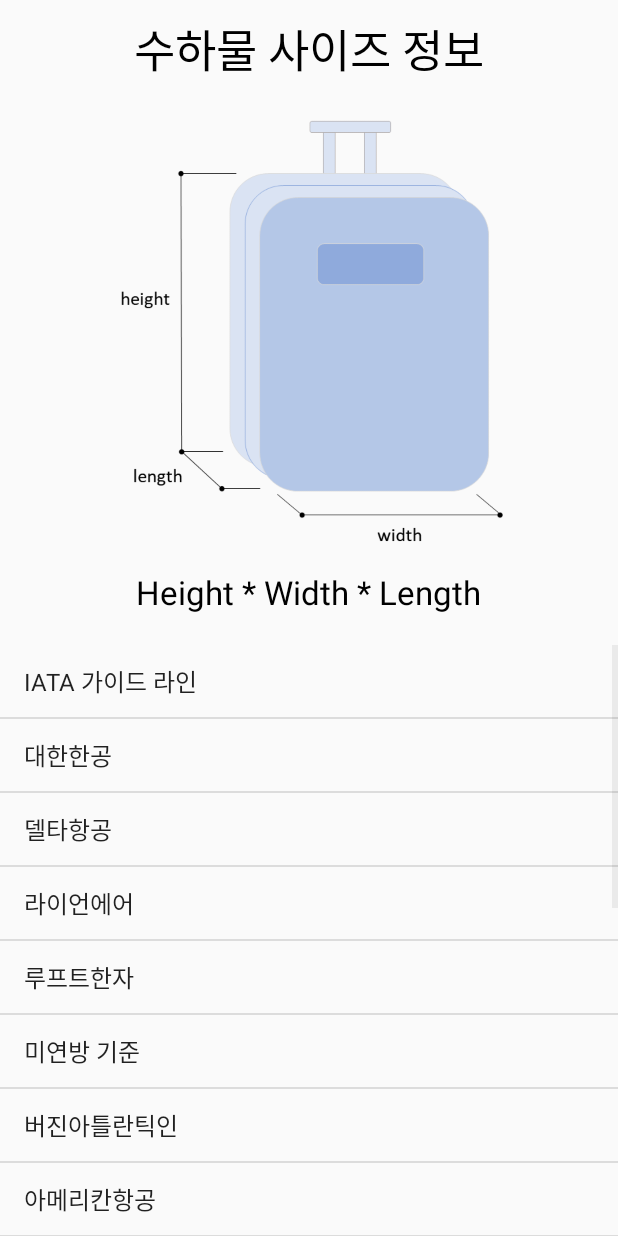
After one commit to SerpentScrew/arTeam2, an Android app: the SettingActivity screen opened directly, with no data from a screen before it, on a phone screen of 412 x 824 dp. The commit adds this screen. Run offline under Robolectric (Android 15) with nearby library versions, the phone set to English and light mode, and no system bars.

Commit message:
결과창 및 설정 창 추가

```diff
--- a/app/build.gradle
+++ b/app/build.gradle
@@ -32,5 +32,7 @@ dependencies {
     androidTestImplementation 'androidx.test.espresso:espresso-core:3.2.0'
     implementation 'com.google.ar:core:1.18.0'
     implementation files('libs/FSReq.jar')
+    implementation 'androidx.preference:preference:1.0.0'
+    implementation 'androidx.preference:preference:1.1.0-alpha01'
 
 }
--- /dev/null
+++ b/app/src/main/java/com/example/arteam2/Activity/SettingActivity.java
@@ -0,0 +1,112 @@
+package com.example.arteam2.Activity;
+
+import android.content.Intent;
+import android.os.Bundle;
+import android.view.View;
+import android.widget.AdapterView;
+import android.widget.ArrayAdapter;
+import android.widget.ListView;
+
+import androidx.appcompat.app.AppCompatActivity;
+
+import com.example.arteam2.R;
+
+
+import java.util.ArrayList;
+import java.util.TreeMap;
+
+
+public class SettingActivity extends AppCompatActivity implements AdapterView.OnItemClickListener{
+    ListView lv;
+    ArrayAdapter<String> myAdapter;
+    TreeMap<String,float[]> standard = new TreeMap<String, float[]>();
+    ArrayList<String> items = new ArrayList<String>();
+
+
+    protected void onCreate(Bundle savedInstanceState) {
+        super.onCreate(savedInstanceState);
+        setContentView(R.layout.dialog_settings);
+
+        //세상에 이게 뭐야
+        float[] temp = new float[3];
+        temp[0] = 55.0f; temp[1] = 40.0f; temp[2] = 20.0f;
+        standard.put("아시아나항공",temp);
+        standard.put("대한한공",temp);
+
+        temp = new float[3];
+        temp[0] = 56.0f; temp[1] = 45.0f; temp[2] = 25.0f;
+        standard.put("IATA 가이드 라인",temp);
+        standard.put("영국항공",temp);
+        standard.put("이지제트",temp);
+
+        temp = new float[3];
+        temp[0] = 56.0f; temp[1] = 45.0f; temp[2] = 25.0f;
+        standard.put("라이언에어",temp);
+        standard.put("토마스쿡",temp);
+
+        temp = new float[3];
+        temp[0] = 56.0f; temp[1] = 36.0f; temp[2] = 23.0f;
+        standard.put("버진아틀란틱인",temp);
+        standard.put("아메리칸항공",temp);
+
+        temp = new float[3];
+        temp[0] = 56.0f; temp[1] = 40.0f; temp[2] = 23.0f;
+        standard.put("루프트한자",temp);
+
+        temp = new float[3];
+        temp[0] = 56.0f; temp[1] = 35.0f; temp[2] = 22.0f;
+        standard.put("유나이티드항공",temp);
+
+        temp = new float[3];
+        temp[0] = 56.0f; temp[1] = 35.0f; temp[2] = 23.0f;
+        standard.put("델타항공",temp);
+
+        temp = new float[3];
+        temp[0] = 55.0f; temp[1] = 35.0f; temp[2] = 25.0f;
+        standard.put("에어프랑스",temp);
+
+        temp = new float[3];
+        temp[0] = 55.0f; temp[1] = 38.0f; temp[2] = 20.0f;
+        standard.put("에미레이트",temp);
+
+        temp = new float[3];
+        temp[0] = 42.0f; temp[1] = 32.0f; temp[2] = 25.0f;
+        standard.put("위즈에어",temp);
+
+        temp = new float[3];
+        temp[0] = 55.0f; temp[1] = 40.0f; temp[2] = 23.0f;
+        standard.put("저먼윙스",temp);
+        standard.put("플라이비",temp);
+
+        temp = new float[3];
+        temp[0] = 55.8f; temp[1] = 36.8f; temp[2] = 22.9f;
+        standard.put("미연방 기준",temp);
+
+
+
+
+
+        for(String text : standard.keySet())
+        {
+            //text = text.concat(standard.get(text)[0] + " x " + standard.get(text)[1] + " x " + standard.get(text)[2] );
+            //왜 팅기냐?
+            items.add(text);
+        }
+
+        myAdapter = new ArrayAdapter<String>(this, android.R.layout.simple_list_item_1,items);
+        lv = (ListView)findViewById(R.id.lv);
+        lv.setAdapter(myAdapter);
+        lv.setOnItemClickListener(this);
+
+
+    }
+
+    @Override
+    public void onItemClick(AdapterView<?> parent, View view, int position, long id) {
+        Intent intent = new Intent();
+        intent.putExtra("airline",items.get(position));
+        intent.putExtra("size",standard.get(items.get(position)));
+        setResult(RESULT_OK,intent);
+        finish();
+    }
+}
--- a/app/src/main/java/com/example/arteam2/Utility/PointHandler.java
+++ b/app/src/main/java/com/example/arteam2/Utility/PointHandler.java
@@ -632,4 +632,8 @@ public class PointHandler {
 	public int getSeedPointID() {
 		return seedPointID;
 	}
+
+	public Plane getPlaneObject() {
+		return planeObject;
+	}
 }
--- /dev/null
+++ b/app/src/main/res/layout/dialog_settings.xml
@@ -0,0 +1,44 @@
+<?xml version="1.0" encoding="utf-8"?>
+<LinearLayout xmlns:android="http://schemas.android.com/apk/res/android"
+    xmlns:app="http://schemas.android.com/apk/res-auto"
+    android:layout_width="match_parent"
+    android:layout_height="match_parent"
+    android:orientation="vertical" >
+
+
+    <TextView
+        android:layout_width="wrap_content"
+        android:layout_height="50dp"
+        android:layout_marginTop = "10dp"
+        android:layout_marginBottom = "10dp"
+        android:text="수하물 사이즈 정보"
+        android:layout_gravity="center"
+        android:textColor="#000000"
+        android:textSize="30dp"
+        />
+
+    <ImageView
+        android:id="@+id/imageView"
+        android:layout_width="match_parent"
+        android:layout_height="300dp"
+        app:srcCompat="@drawable/explanation" />
+
+    <TextView
+        android:layout_width="wrap_content"
+        android:layout_height="30dp"
+        android:layout_marginTop = "10dp"
+        android:layout_marginBottom = "20dp"
+        android:text="Height * Width * Length"
+        android:layout_gravity="center"
+        android:textColor="#000000"
+        android:textSize="22dp"
+        />
+
+    <ListView
+        android:layout_width="match_parent"
+        android:layout_height="wrap_content"
+        android:id = "@+id/lv"
+        />
+
+
+</LinearLayout>
--- a/app/src/main/res/values/strings.xml
+++ b/app/src/main/res/values/strings.xml
@@ -6,4 +6,5 @@
     <string name="press_ground_findSurfFailed">땅을 찾는데 실패하였습니다. 다시 터치해 주세요.</string>
     <string name="not_enough_survived_featurePoint">살아남은 특징점들의 수가 너무 부족. 터치하면 처음부터 다시함.</string>
 
+
 </resources>
```
Also changed, not shown: app/src/main/AndroidManifest.xml (+6 -1 lines), app/src/main/java/com/example/arteam2/Activity/MainActivity.java (+34 -11 lines), app/src/main/java/com/example/arteam2/Activity/MeasureActivity.java (+28 -2 lines), app/src/main/java/com/example/arteam2/Activity/ResultActivity.java (added, +86 -0 lines), app/src/main/java/com/example/arteam2/Activity/SettingsActivity.java (deleted, +0 -56 lines), app/src/main/res/layout/activity_main.xml (+5 -4 lines), app/src/main/res/layout/activity_result.xml (added, +87 -0 lines), app/src/main/res/layout/activity_settings.xml (deleted, +0 -49 lines), app/src/main/res/drawable-v24/explanation.png (added).
